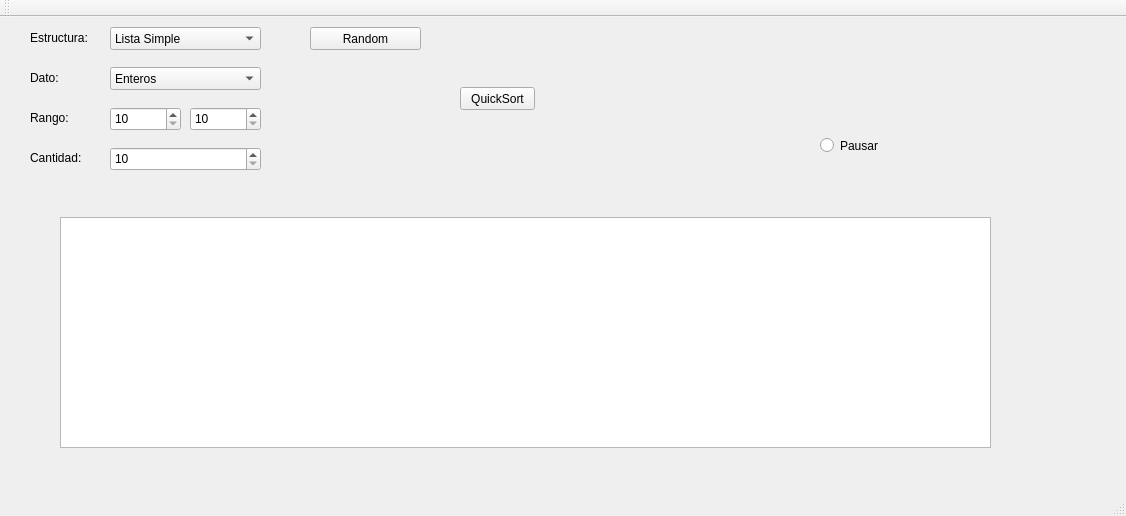
Qt form Primer_Proyecto_Programado/mainwindow.ui (abadillagodinez/ED_Progra_1) before a commit.
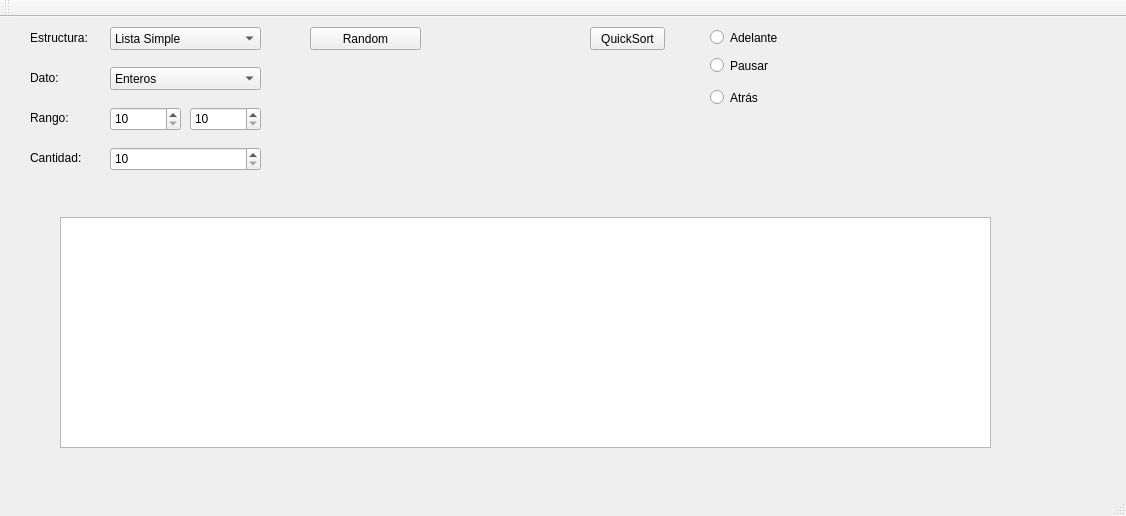
The same form after that commit.

Diff of the .ui file:
```diff
--- a/Primer_Proyecto_Programado/mainwindow.ui
+++ b/Primer_Proyecto_Programado/mainwindow.ui
@@ -27,8 +27,8 @@
    <widget class="QRadioButton" name="radioButton">
     <property name="geometry">
      <rect>
-      <x>820</x>
-      <y>120</y>
+      <x>710</x>
+      <y>40</y>
       <width>82</width>
       <height>17</height>
      </rect>
@@ -53,8 +53,8 @@
    <widget class="QPushButton" name="btnQuick">
     <property name="geometry">
      <rect>
-      <x>460</x>
-      <y>70</y>
+      <x>590</x>
+      <y>10</y>
       <width>75</width>
       <height>23</height>
      </rect>
@@ -248,6 +248,32 @@
      <number>100</number>
     </property>
    </widget>
+   <widget class="QRadioButton" name="rbtnAdelante">
+    <property name="geometry">
+     <rect>
+      <x>710</x>
+      <y>10</y>
+      <width>100</width>
+      <height>21</height>
+     </rect>
+    </property>
+    <property name="text">
+     <string>Adelante</string>
+    </property>
+   </widget>
+   <widget class="QRadioButton" name="rbtnAtras">
+    <property name="geometry">
+     <rect>
+      <x>710</x>
+      <y>70</y>
+      <width>100</width>
+      <height>21</height>
+     </rect>
+    </property>
+    <property name="text">
+     <string>Atrás</string>
+    </property>
+   </widget>
   </widget>
   <widget class="QMenuBar" name="menuBar">
    <property name="geometry">
```
Left out of the diff: 7 changed lines with no effect on the pictures.
